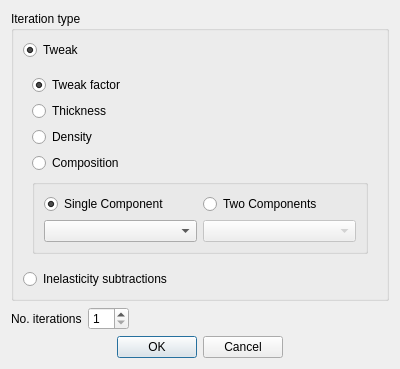
Qt form src/gui/widgets/ui_files/iterationDialog.ui (disorderedmaterials/GudPy) before a commit.
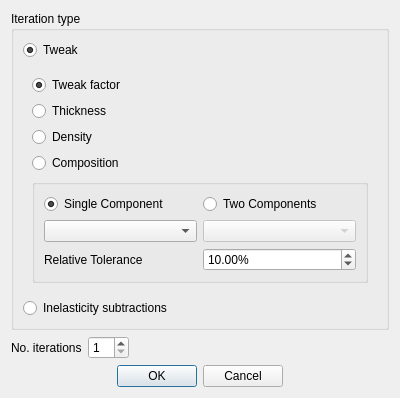
The same form after that commit. Custom widgets are drawn as their Qt base class.

Commit message: feat: enable user-defined rtol for composition iterations.

What changed in the file:
```diff
--- a/src/gui/widgets/ui_files/iterationDialog.ui
+++ b/src/gui/widgets/ui_files/iterationDialog.ui
@@ -7,7 +7,7 @@
     <x>0</x>
     <y>0</y>
     <width>400</width>
-    <height>325</height>
+    <height>359</height>
    </rect>
   </property>
   <property name="windowTitle">
@@ -141,6 +141,30 @@
               </item>
              </layout>
             </item>
+            <item>
+             <layout class="QHBoxLayout" name="horizontalLayout_4">
+              <item>
+               <widget class="QLabel" name="label_2">
+                <property name="text">
+                 <string>Relative Tolerance</string>
+                </property>
+               </widget>
+              </item>
+              <item>
+               <widget class="ExponentialSpinBox" name="relativeToleranceSpinBox">
+                <property name="suffix">
+                 <string>%</string>
+                </property>
+                <property name="singleStep">
+                 <double>0.100000000000000</double>
+                </property>
+                <property name="value">
+                 <double>10.000000000000000</double>
+                </property>
+               </widget>
+              </item>
+             </layout>
+            </item>
            </layout>
           </widget>
          </item>
@@ -212,6 +236,13 @@
    </item>
   </layout>
  </widget>
+ <customwidgets>
+  <customwidget>
+   <class>ExponentialSpinBox</class>
+   <extends>QDoubleSpinBox</extends>
+   <header>src.gui.widgets.exponential_spinbox</header>
+  </customwidget>
+ </customwidgets>
  <resources/>
  <connections/>
  <buttongroups>
```
The commit also changes 1 other file.
